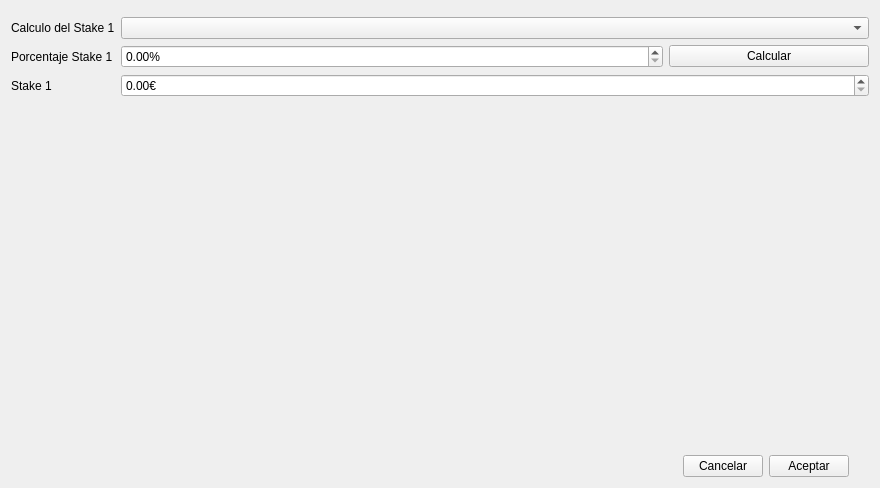
Old version of the form ui/settings.ui in the repository soker90/betcon.
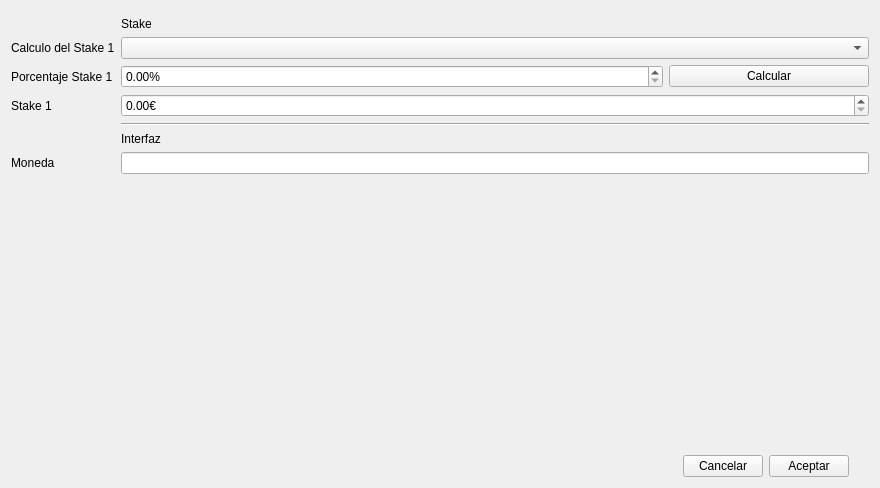
New version of the form.

Commit message: 1. Coin added to the money fields

```diff
--- a/ui/settings.ui
+++ b/ui/settings.ui
@@ -19,24 +19,31 @@
      <item row="0" column="1">
       <layout class="QHBoxLayout" name="horizontalLayout"/>
      </item>
-     <item row="1" column="0">
+     <item row="1" column="1">
+      <widget class="QLabel" name="lblSetStake">
+       <property name="text">
+        <string>Stake</string>
+       </property>
+      </widget>
+     </item>
+     <item row="2" column="0">
       <widget class="QLabel" name="lblCalculate">
        <property name="text">
         <string>Calculo del Stake 1</string>
        </property>
       </widget>
      </item>
-     <item row="1" column="1">
+     <item row="2" column="1">
       <widget class="QComboBox" name="cmbOne"/>
      </item>
-     <item row="2" column="0">
+     <item row="3" column="0">
       <widget class="QLabel" name="lblPercentage">
        <property name="text">
         <string>Porcentaje Stake 1</string>
        </property>
       </widget>
      </item>
-     <item row="2" column="1">
+     <item row="3" column="1">
       <layout class="QHBoxLayout" name="horizontalLayout_2">
        <item>
         <widget class="QDoubleSpinBox" name="txtPercentage">
@@ -66,14 +73,14 @@
        </item>
       </layout>
      </item>
-     <item row="3" column="0">
+     <item row="4" column="0">
       <widget class="QLabel" name="lblStake">
        <property name="text">
         <string>Stake 1</string>
        </property>
       </widget>
      </item>
-     <item row="3" column="1">
+     <item row="4" column="1">
       <widget class="QDoubleSpinBox" name="txtStake">
        <property name="locale">
         <locale language="English" country="UnitedStates"/>
@@ -86,7 +93,31 @@
        </property>
       </widget>
      </item>
-     <item row="4" column="1">
+     <item row="5" column="1">
+      <widget class="Line" name="line">
+       <property name="orientation">
+        <enum>Qt::Horizontal</enum>
+       </property>
+      </widget>
+     </item>
+     <item row="6" column="1">
+      <widget class="QLabel" name="lblInterface">
+       <property name="text">
+        <string>Interfaz</string>
+       </property>
+      </widget>
+     </item>
+     <item row="7" column="0">
+      <widget class="QLabel" name="lblCoin">
+       <property name="text">
+        <string>Moneda</string>
+       </property>
+      </widget>
+     </item>
+     <item row="7" column="1">
+      <widget class="QLineEdit" name="txtCoin"/>
+     </item>
+     <item row="8" column="1">
       <layout class="QGridLayout" name="gridLayout_2">
        <item row="2" column="3">
         <widget class="QPushButton" name="btnAccept">
```
Left out of the diff: 26 changed lines with no effect on the pictures. The commit also changes 12 other files.
